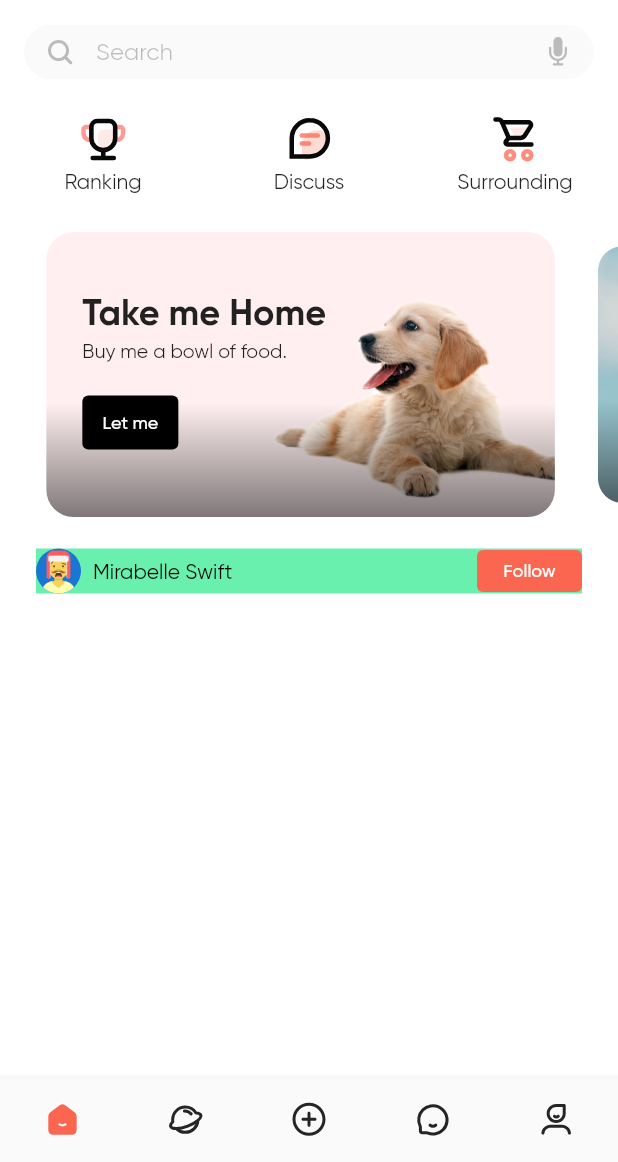
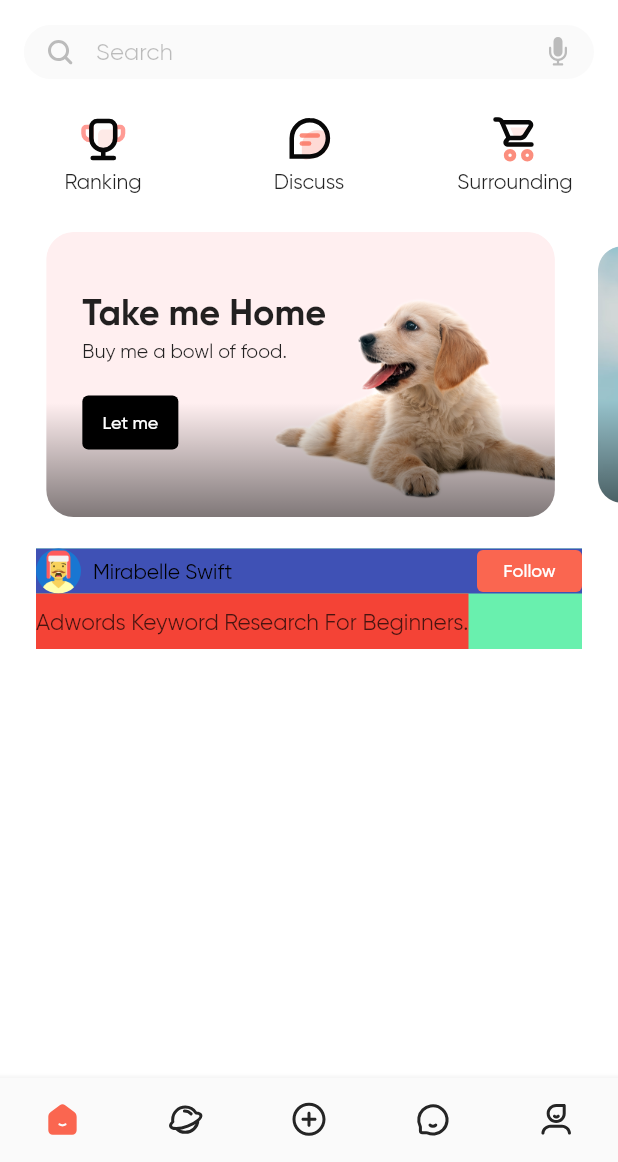
Before and after one commit to RationalEgoism/dogdom, a Flutter app: the screen it shows after launch, on a phone screen of 412 x 824 dp, the part 74-1236 px from its top. Run offline on Flutter 3.47's test engine with Material 2 defaults, Android fonts, the phone set to English and light mode, and no system bars; drawn by our look-alikes of card_swiper; our stand-ins replace auto_route, easy_localization, flutter_bloc, flutter_native_splash, flutter_svg, fluttertoast and 5 more; accounts and stored records are empty.

Commit message:
#71 wip news widget, title

```diff
--- a/lib/features/home_select/presentation/ui/home_select_page.dart
+++ b/lib/features/home_select/presentation/ui/home_select_page.dart
@@ -93,8 +93,11 @@ class HomeSelectPage extends StatelessWidget {
                 child: Container(
                   color: Colors.greenAccent,
                   child: Column(
+                    crossAxisAlignment: CrossAxisAlignment.start,
                     children: [
-                      Row(
+                      Container(
+                        color: Colors.indigo,
+                        child: Row(
                           children: [
                             CircleAvatar(
                               radius: 15.0,
@@ -143,6 +146,23 @@ class HomeSelectPage extends StatelessWidget {
                             ),
                           ],
                         ),
+                      ),
+                      Container(
+                        color: Colors.red,
+                        child: Padding(
+                          padding: const EdgeInsets.symmetric(
+                            vertical: 10.0,
+                          ),
+                          child: Text(
+                            'Adwords Keyword Research For Beginners.',
+                            textAlign: TextAlign.start,
+                            style: TextStyle(
+                              color: ColorName.black70,
+                              fontSize: 15.0,
+                            ),
+                          ),
+                        ),
+                      )
                     ],
                   ),
                 ),
```
Also changed, not shown: lib/generated/colors.gen.dart, 1 other file. Lines whose indentation alone changed are shown as unchanged.
